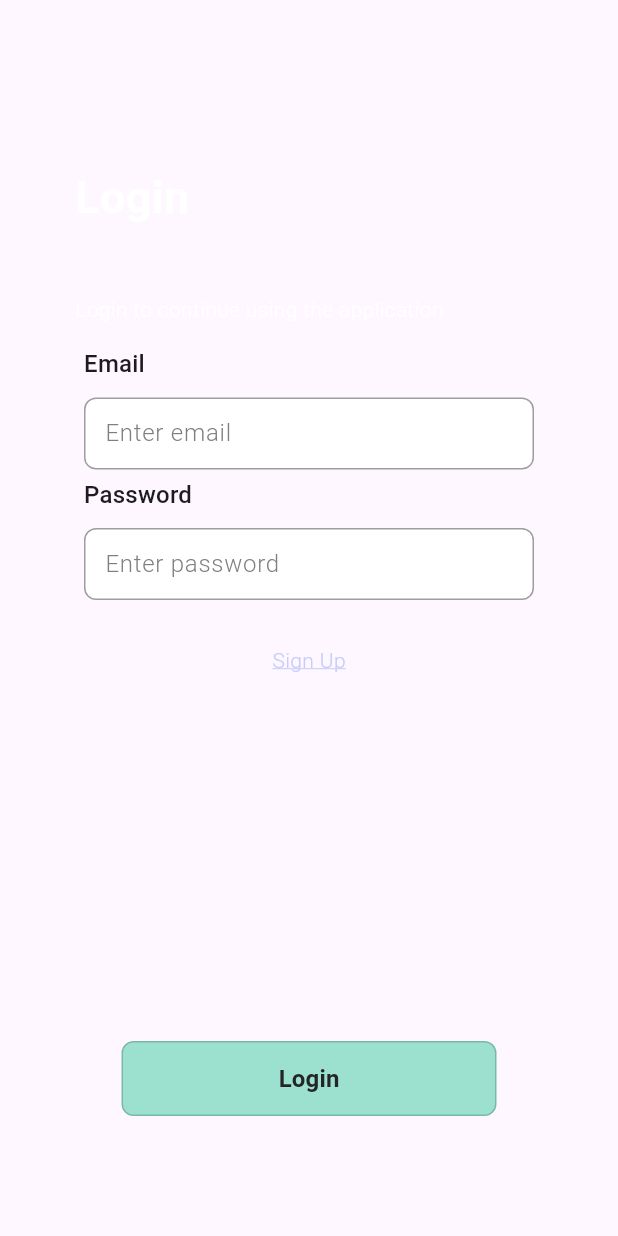
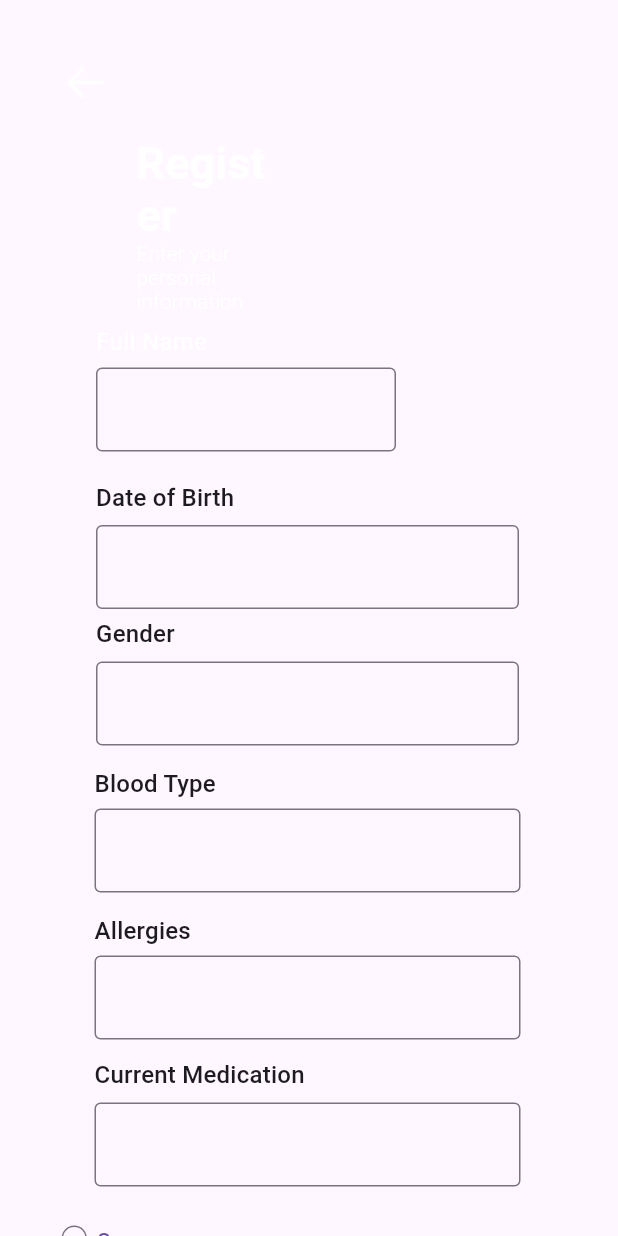
Before and after one commit to nataliaamah/hawa_v2, a Flutter app: the LoginPage screen opened directly, after a tap on "Sign Up", on a phone screen of 412 x 824 dp. Run offline on Flutter 3.47's test engine with Material 3 defaults, Android fonts, the light colour scheme and no system bars; our stand-ins replace firebase_auth, firebase_core, shared_preferences, smooth_page_indicator; accounts and stored records are empty.

Commit message:
sign up page start

```diff
--- a/lib/login_page.dart
+++ b/lib/login_page.dart
@@ -2,6 +2,7 @@ import 'package:flutter/material.dart';
 import 'package:firebase_auth/firebase_auth.dart';
 import 'package:flutter/widgets.dart';
 import 'package:hawa_v1/home_page.dart';
+import 'package:hawa_v1/signup_page.dart';
 
 TextEditingController emailController = TextEditingController();
 TextEditingController passwordController = TextEditingController();
@@ -61,7 +62,7 @@ class _LoginPageState extends State<LoginPage> {
   void navigateToSignUp() {
     Navigator.push(
       context,
-      MaterialPageRoute(builder: (context) => LoginPage()), // Change to sign up page later
+      MaterialPageRoute(builder: (context) => SignUp()), // Change to sign up page later
     );
   }
 
--- /dev/null
+++ b/lib/signup_page.dart
@@ -0,0 +1,324 @@
+import 'package:flutter/material.dart';
+import 'package:flutter/widgets.dart';
+
+class SignUp extends StatelessWidget {
+  SignUp({Key? key}) : super(key: key);
+
+  final TextEditingController fullNameController = TextEditingController();
+  final TextEditingController dateOfBirthController = TextEditingController();
+  final TextEditingController edittextController = TextEditingController();
+  final TextEditingController edittextoneController = TextEditingController();
+  final TextEditingController edittexttwoController = TextEditingController();
+  final TextEditingController edittextthreeController = TextEditingController();
+
+  @override
+  Widget build(BuildContext context) {
+    return SafeArea(
+      child: Scaffold(
+        resizeToAvoidBottomInset: false,
+        body: Container(
+          width: double.maxFinite,
+          padding: EdgeInsets.symmetric(horizontal: 41),
+          child: Column(
+            crossAxisAlignment: CrossAxisAlignment.start,
+            mainAxisAlignment: MainAxisAlignment.center,
+            children: [
+              SizedBox(height: 39),
+              GestureDetector(
+                onTap: () {
+                  backToLogin(context);
+                },
+                child: Image.asset(
+                  'assets/images/backArrow.png',
+                  height: 32,
+                  width: 32,
+                ),
+              ),
+              SizedBox(height: 20),
+              Container(
+                width: 100,
+                margin: EdgeInsets.only(left: 50, right: 53),
+                child: RichText(
+                  text: TextSpan(
+                    children: [
+                      TextSpan(
+                        text: "Register\n",
+                        style: TextStyle(
+                          fontFamily: 'Roboto',
+                          fontWeight: FontWeight.w700,
+                          fontSize: 30.0,
+                          color: Color.fromRGBO(255, 255, 255, 1)
+                        ),
+                      ),
+                      TextSpan(
+                        text: "Enter your personal information",
+                        style: TextStyle(
+                        fontFamily: 'Roboto',
+                        fontWeight: FontWeight.w300,
+                        fontSize: 14.0,
+                        color: Color.fromRGBO(255, 255, 255, 1),
+                        )
+                      ),
+                    ],
+                  ),
+                  textAlign: TextAlign.left,
+                ),
+              ),
+              SizedBox(height: 7),
+              _buildFullNameSection(context),
+              SizedBox(height: 19),
+              _buildDateOfBirthSection(context),
+              SizedBox(height: 5),
+              _buildGenderSection(context),
+              SizedBox(height: 14),
+              _buildBloodTypeSection(context),
+              SizedBox(height: 14),
+              _buildAllergiesSection(context),
+              SizedBox(height: 12),
+              _buildCurrentMedicationSection(context),
+              SizedBox(height: 26),
+              CustomOutlinedButton(
+                width: 17,
+                text: 'Sign in',
+                alignment: Alignment.center,
+              ),
+              SizedBox(height: 10),
+              Align(
+                alignment: Alignment.center,
+                child: SizedBox(
+                  width: 10,
+                  child: Divider(),
+                ),
+              ),
+            ],
+          ),
+        ),
+      ),
+    );
+  }
+
+  Widget _buildFullNameSection(BuildContext context) {
+  return Container(
+    margin: EdgeInsets.only(right: 24),
+    padding: EdgeInsets.symmetric(horizontal: 1),
+    child: Column(
+      crossAxisAlignment: CrossAxisAlignment.start,
+      children: [
+        Padding(
+          padding: EdgeInsets.only(left: 22),
+          child: Text(
+            "Full Name",
+            style: TextStyle(
+              fontFamily: 'Roboto',
+              fontWeight: FontWeight.w400,
+              fontSize: 16.0,
+              color: Color.fromRGBO(255, 255, 255, 1),
+            ),
+          ),
+        ),
+        SizedBox(height: 6),
+        Padding(
+          padding: EdgeInsets.only(left: 22),
+          child: Container(
+            width: 200,
+            child: CustomTextFormField(
+              controller: fullNameController,
+              alignment: Alignment.centerRight,
+            ),
+          ),
+        ),
+      ],
+    ),
+  );
+}
+
+
+  Widget _buildDateOfBirthSection(BuildContext context) {
+    return Container(
+      margin: EdgeInsets.only(right: 24),
+      padding: EdgeInsets.symmetric(horizontal: 1),
+      child: Column(
+        crossAxisAlignment: CrossAxisAlignment.start,
+        children: [
+          Padding(
+            padding: EdgeInsets.only(left: 22),
+            child: Text(
+              "Date of Birth",
+              style: Theme.of(context).textTheme.titleMedium,
+            ),
+          ),
+          SizedBox(height: 6),
+          Padding(
+            padding: EdgeInsets.only(left: 22),
+            child: CustomTextFormField(
+              controller: dateOfBirthController,
+              alignment: Alignment.centerRight,
+            ),
+          ),
+        ],
+      ),
+    );
+  }
+
+  Widget _buildGenderSection(BuildContext context) {
+    return Container(
+      margin: EdgeInsets.only(right: 24),
+      padding: EdgeInsets.symmetric(horizontal: 1),
+      child: Column(
+        crossAxisAlignment: CrossAxisAlignment.start,
+        children: [
+          Padding(
+            padding: EdgeInsets.only(left: 22),
+            child: Text(
+              "Gender",
+              style: Theme.of(context).textTheme.titleMedium,
+            ),
+          ),
+          SizedBox(height: 6),
+          Padding(
+            padding: EdgeInsets.only(left: 22),
+            child: CustomTextFormField(
+              controller: edittextController,
+              alignment: Alignment.centerRight,
+            ),
+          ),
+        ],
+      ),
+    );
+  }
+
+  Widget _buildBloodTypeSection(BuildContext context) {
+    return Padding(
+      padding: EdgeInsets.only(right: 24),
+      child: Column(
+        crossAxisAlignment: CrossAxisAlignment.start,
+        children: [
+          Padding(
+            padding: EdgeInsets.only(left: 22),
+            child: Text(
+              "Blood Type",
+              style: Theme.of(context).textTheme.titleMedium,
+            ),
+          ),
+          SizedBox(height: 4),
+          Padding(
+            padding: EdgeInsets.only(left: 22),
+            child: CustomTextFormField(
+              controller: edittextoneController,
+              alignment: Alignment.centerRight,
+            ),
+          ),
+        ],
+      ),
+    );
+  }
+
+  Widget _buildAllergiesSection(BuildContext context) {
+    return Padding(
+      padding: EdgeInsets.only(right: 24),
+      child: Column(
+        crossAxisAlignment: CrossAxisAlignment.start,
+        children: [
+          Padding(
+            padding: EdgeInsets.only(left: 22),
+            child: Text(
+              "Allergies",
+              style: Theme.of(context).textTheme.titleMedium,
+            ),
+          ),
+          SizedBox(height: 4),
+          Padding(
+            padding: EdgeInsets.only(left: 22),
+            child: CustomTextFormField(
+              controller: edittexttwoController,
+              alignment: Alignment.centerRight,
+            ),
+          ),
+        ],
+      ),
+    );
+  }
+
+  Widget _buildCurrentMedicationSection(BuildContext context) {
+    return Padding(
+      padding: EdgeInsets.only(right: 24),
+      child: Column(
+        crossAxisAlignment: CrossAxisAlignment.start,
+        children: [
+          Padding(
+            padding: EdgeInsets.only(left: 22),
+            child: Text(
+              "Current Medication",
+              style: Theme.of(context).textTheme.titleMedium,
+            ),
+          ),
+          SizedBox(height: 6),
+          Padding(
+            padding: EdgeInsets.only(left: 22),
+            child: CustomTextFormField(
+              controller: edittextthreeController,
+              textInputAction: TextInputAction.done,
+              alignment: Alignment.centerRight,
+            ),
+          ),
+        ],
+      ),
+    );
+  }
+
+  void backToLogin(BuildContext context) {
+    Navigator.pushNamed(context, AppRoutes.loginPageScreen);
+  }
+}
+
+class CustomTextFormField extends StatelessWidget {
+  final TextEditingController controller;
+  final TextInputAction textInputAction;
+  final Alignment alignment;
+
+  CustomTextFormField({
+    required this.controller,
+    this.textInputAction = TextInputAction.next,
+    this.alignment = Alignment.centerLeft,
+  });
+
+  @override
+  Widget build(BuildContext context) {
+    return TextField(
+      controller: controller,
+      textInputAction: textInputAction,
+      decoration: InputDecoration(
+        border: OutlineInputBorder(),
+      ),
+    );
+  }
+}
+
+
+class CustomOutlinedButton extends StatelessWidget {
+  final double width;
+  final String text;
+  final Alignment alignment;
+
+  CustomOutlinedButton({
+    required this.width,
+    required this.text,
+    required this.alignment,
+  });
+
+  @override
+  Widget build(BuildContext context) {
+    return SizedBox(
+      width: width,
+      child: OutlinedButton(
+        onPressed: () {},
+        child: Text(text),
+      ),
+    );
+  }
+}
+
+
+class AppRoutes {
+  static const loginPageScreen = '/login';
+}
```
